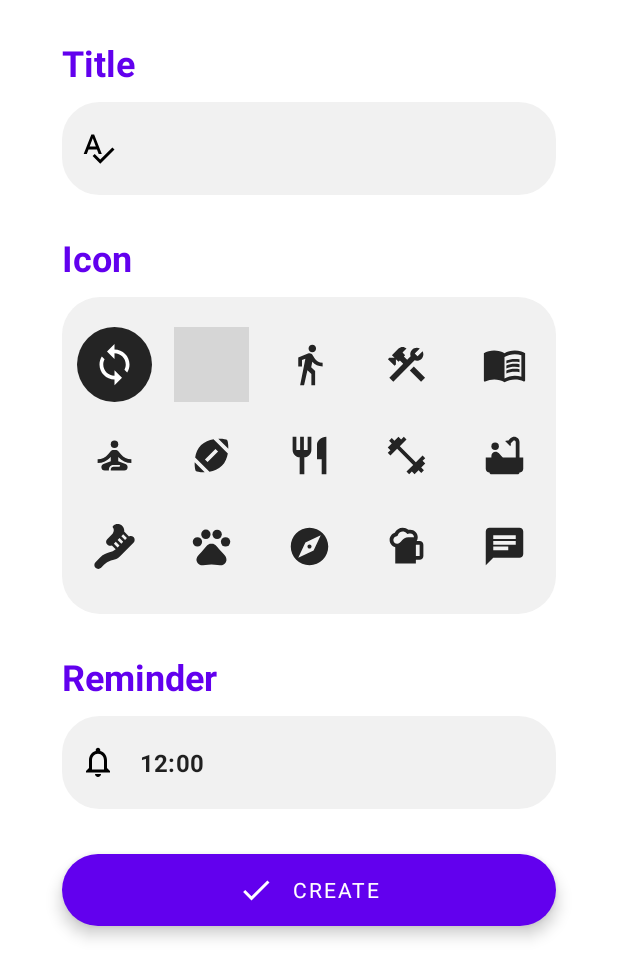
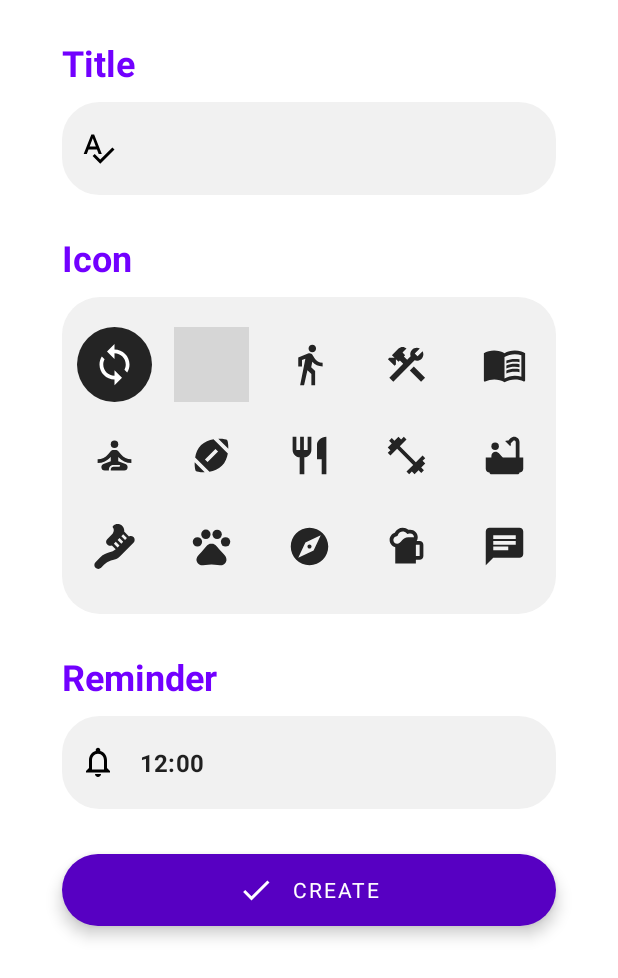
Before and after one commit to simecek-m/routines, an Android app: the CreateRoutineFragment screen opened through its navigation route, on a phone screen of 412 x 824 dp. Shown: the top 978 px of the screen. Run offline under Robolectric (Android 15) with nearby library versions, the phone set to English and light mode, and no system bars; our stand-ins replace data binding; libraries missing offline, so code that uses them is left out: com.airbnb.paris; Roboto replaces fonts that are not available here; grey boxes are pictures that could not be loaded.

Commit message:
minor color changes

```diff
--- a/app/src/main/res/layout/fragment_complete.xml
+++ b/app/src/main/res/layout/fragment_complete.xml
@@ -59,7 +59,6 @@
         android:id="@+id/resume"
         android:layout_width="wrap_content"
         android:layout_height="wrap_content"
-        android:backgroundTint="@color/white"
         android:text="@string/resume"
         app:icon="@drawable/ic_check"
         android:layout_marginTop="50dp"
--- a/app/src/main/res/layout/fragment_empty.xml
+++ b/app/src/main/res/layout/fragment_empty.xml
@@ -59,7 +59,6 @@
         android:layout_width="wrap_content"
         android:layout_height="wrap_content"
         android:text="@string/routine"
-        style="@style/FloatingActionButton.Black"
         app:icon="@drawable/ic_add"
         android:layout_marginTop="50dp"
         app:layout_constraintBottom_toBottomOf="parent"
--- a/app/src/main/res/values-night/themes.xml
+++ b/app/src/main/res/values-night/themes.xml
@@ -3,11 +3,11 @@
     <style name="Theme.Routines" parent="Theme.MaterialComponents.DayNight.NoActionBar">
         <!-- Primary brand color. -->
         <item name="colorPrimary">@color/brand</item>
-        <item name="colorPrimaryVariant">@color/brand</item>
+        <item name="colorPrimaryVariant">@color/brand_dark</item>
         <item name="colorOnPrimary">@color/black</item>
         <!-- Secondary brand color. -->
         <item name="colorSecondary">@color/black</item>
-        <item name="colorSecondaryVariant">@color/black</item>
+        <item name="colorSecondaryVariant">@color/gray_dark</item>
         <item name="colorOnSecondary">@color/white</item>
         <!-- Status bar color. -->
         <item name="android:statusBarColor" tools:targetApi="l">?attr/colorPrimaryVariant</item>
@@ -58,7 +58,7 @@
     </style>
 
     <style name="FloatingActionButton" parent="Widget.MaterialComponents.ExtendedFloatingActionButton">
-        <item name="backgroundTint">@color/brand</item>
+        <item name="backgroundTint">?attr/colorPrimaryVariant</item>
         <item name="android:textColor">@color/white</item>
         <item name="iconTint">@color/white</item>
     </style>
--- a/app/src/main/res/values/colors.xml
+++ b/app/src/main/res/values/colors.xml
@@ -1,8 +1,9 @@
 <?xml version="1.0" encoding="utf-8"?>
 <resources>
-    <color name="brand">#FF6200EE</color>
-    <color name="black">#FF000000</color>
-    <color name="white">#FFFFFFFF</color>
+    <color name="brand">#7200ff</color>
+    <color name="brand_dark">#5700c2</color>
+    <color name="black">#000000</color>
+    <color name="white">#FFFFFF</color>
     <color name="gray">#C8C8C8</color>
     <color name="gray_light">#F1F1F1</color>
     <color name="gray_dark">#242424</color>
--- a/app/src/main/res/values/styles.xml
+++ b/app/src/main/res/values/styles.xml
@@ -1,6 +1,5 @@
 <?xml version="1.0" encoding="utf-8"?>
 <resources>
-
     <style name="TextHeader">
         <item name="android:layout_marginTop">25dp</item>
         <item name="android:textColor">@color/brand</item>
--- a/app/src/main/res/values/themes.xml
+++ b/app/src/main/res/values/themes.xml
@@ -3,11 +3,11 @@
     <style name="Theme.Routines" parent="Theme.MaterialComponents.DayNight.NoActionBar">
         <!-- Primary brand color. -->
         <item name="colorPrimary">@color/brand</item>
-        <item name="colorPrimaryVariant">@color/brand</item>
+        <item name="colorPrimaryVariant">@color/brand_dark</item>
         <item name="colorOnPrimary">@color/white</item>
         <!-- Secondary brand color. -->
         <item name="colorSecondary">@color/black</item>
-        <item name="colorSecondaryVariant">@color/black</item>
+        <item name="colorSecondaryVariant">@color/gray_dark</item>
         <item name="colorOnSecondary">@color/white</item>
         <!-- Status bar color. -->
         <item name="android:statusBarColor" tools:targetApi="l">?attr/colorPrimaryVariant</item>
@@ -58,7 +58,7 @@
     </style>
 
     <style name="FloatingActionButton" parent="Widget.MaterialComponents.ExtendedFloatingActionButton">
-        <item name="backgroundTint">@color/brand</item>
+        <item name="backgroundTint">?attr/colorPrimaryVariant</item>
         <item name="android:textColor">@color/white</item>
         <item name="iconTint">@color/white</item>
     </style>
```
